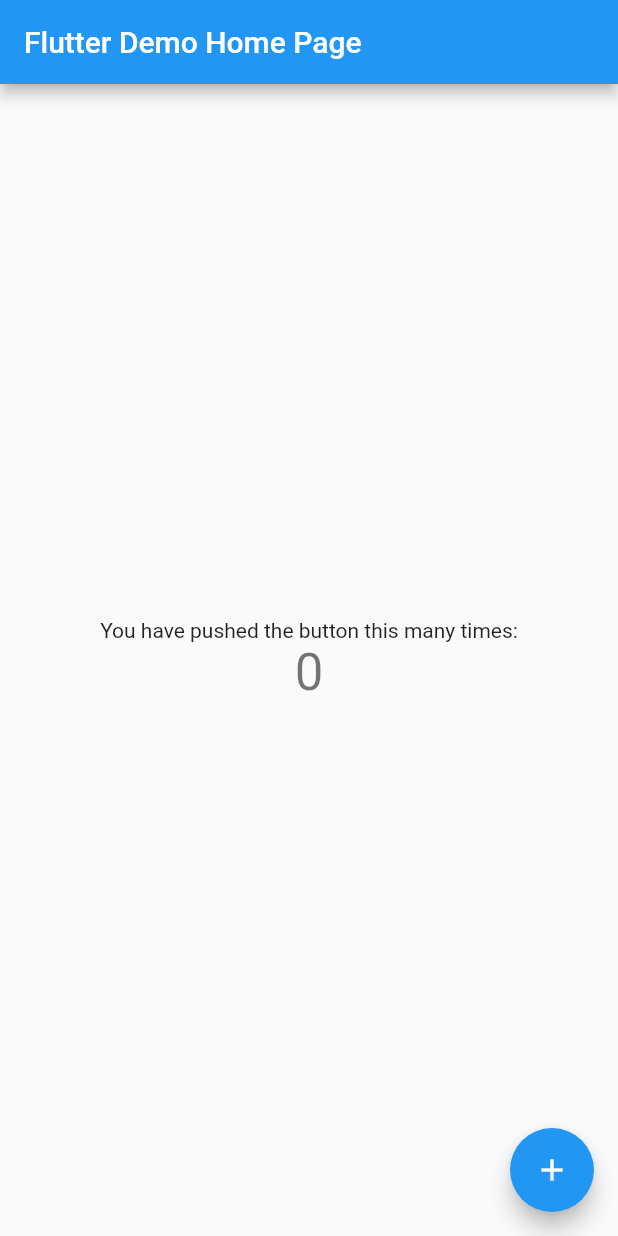
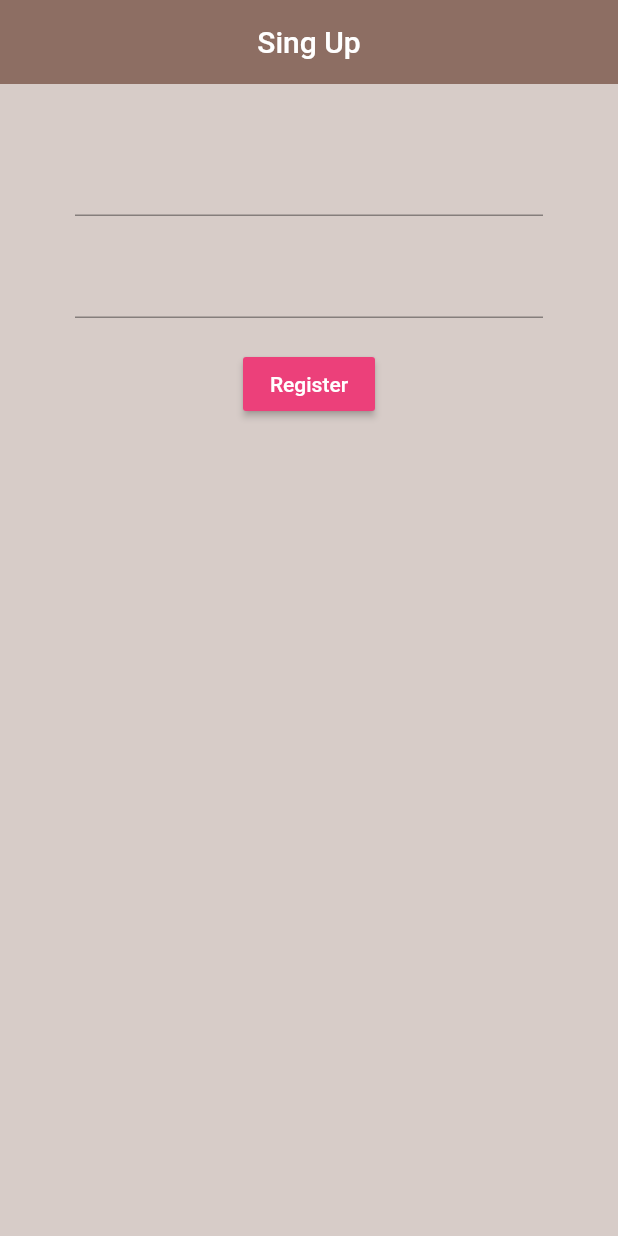
Before and after one commit to Kobietakoala/flluter_tutorial, a Flutter app: the screen it shows after launch, on a phone screen of 412 x 824 dp. Run offline on Flutter 3.47's test engine with Material 2 defaults, Android fonts, the phone set to English and light mode, and no system bars; our stand-ins replace firebase_auth, flutter_spinkit; accounts and stored records are empty.

Commit message:
switch screen on log in, sign in and register screens

```diff
--- a/brew_crew/lib/main.dart
+++ b/brew_crew/lib/main.dart
@@ -1,4 +1,8 @@
+import 'package:brew_crew/models/user.dart';
+import 'package:brew_crew/screens/wrapper.dart';
+import 'package:brew_crew/services/auth.dart';
 import 'package:flutter/material.dart';
+import 'package:provider/provider.dart';
 
 void main() {
   runApp(MyApp());
@@ -8,106 +12,11 @@ class MyApp extends StatelessWidget {
   // This widget is the root of your application.
   @override
   Widget build(BuildContext context) {
-    return MaterialApp(
-      title: 'Flutter Demo',
-      theme: ThemeData(
-        // This is the theme of your application.
-        //
-        // Try running your application with "flutter run". You'll see the
-        // application has a blue toolbar. Then, without quitting the app, try
-        // changing the primarySwatch below to Colors.green and then invoke
-        // "hot reload" (press "r" in the console where you ran "flutter run",
-        // or simply save your changes to "hot reload" in a Flutter IDE).
-        // Notice that the counter didn't reset back to zero; the application
-        // is not restarted.
-        primarySwatch: Colors.blue,
+    return StreamProvider<User>.value(
+      value: AuthService().user,
+      child: MaterialApp(
+        home: Wrapper(),
       ),
-      home: MyHomePage(title: 'Flutter Demo Home Page'),
     );
   }
 }
-
-class MyHomePage extends StatefulWidget {
-  MyHomePage({Key key, this.title}) : super(key: key);
-
-  // This widget is the home page of your application. It is stateful, meaning
-  // that it has a State object (defined below) that contains fields that affect
-  // how it looks.
-
-  // This class is the configuration for the state. It holds the values (in this
-  // case the title) provided by the parent (in this case the App widget) and
-  // used by the build method of the State. Fields in a Widget subclass are
-  // always marked "final".
-
-  final String title;
-
-  @override
-  _MyHomePageState createState() => _MyHomePageState();
-}
-
-class _MyHomePageState extends State<MyHomePage> {
-  int _counter = 0;
-
-  void _incrementCounter() {
-    setState(() {
-      // This call to setState tells the Flutter framework that something has
-      // changed in this State, which causes it to rerun the build method below
-      // so that the display can reflect the updated values. If we changed
-      // _counter without calling setState(), then the build method would not be
-      // called again, and so nothing would appear to happen.
-      _counter++;
-    });
-  }
-
-  @override
-  Widget build(BuildContext context) {
-    // This method is rerun every time setState is called, for instance as done
-    // by the _incrementCounter method above.
-    //
-    // The Flutter framework has been optimized to make rerunning build methods
-    // fast, so that you can just rebuild anything that needs updating rather
-    // than having to individually change instances of widgets.
-    return Scaffold(
-      appBar: AppBar(
-        // Here we take the value from the MyHomePage object that was created by
-        // the App.build method, and use it to set our appbar title.
-        title: Text(widget.title),
-      ),
-      body: Center(
-        // Center is a layout widget. It takes a single child and positions it
-        // in the middle of the parent.
-        child: Column(
-          // Column is also a layout widget. It takes a list of children and
-          // arranges them vertically. By default, it sizes itself to fit its
-          // children horizontally, and tries to be as tall as its parent.
-          //
-          // Invoke "debug painting" (press "p" in the console, choose the
-          // "Toggle Debug Paint" action from the Flutter Inspector in Android
-          // Studio, or the "Toggle Debug Paint" command in Visual Studio Code)
-          // to see the wireframe for each widget.
-          //
-          // Column has various properties to control how it sizes itself and
-          // how it positions its children. Here we use mainAxisAlignment to
-          // center the children vertically; the main axis here is the vertical
-          // axis because Columns are vertical (the cross axis would be
-          // horizontal).
-          mainAxisAlignment: MainAxisAlignment.center,
-          children: <Widget>[
-            Text(
-              'You have pushed the button this many times:',
-            ),
-            Text(
-              '$_counter',
-              style: Theme.of(context).textTheme.headline4,
-            ),
-          ],
-        ),
-      ),
-      floatingActionButton: FloatingActionButton(
-        onPressed: _incrementCounter,
-        tooltip: 'Increment',
-        child: Icon(Icons.add),
-      ), // This trailing comma makes auto-formatting nicer for build methods.
-    );
-  }
-}
--- /dev/null
+++ b/brew_crew/lib/models/user.dart
@@ -0,0 +1,7 @@
+class User{
+  final String uid;
+
+  User({this.uid});
+
+
+}
--- /dev/null
+++ b/brew_crew/lib/screens/authenticate/authenticate.dart
@@ -0,0 +1,17 @@
+import 'package:brew_crew/screens/authenticate/register.dart';
+import 'package:brew_crew/screens/authenticate/sign_in.dart';
+import 'package:flutter/material.dart';
+
+class Authenticate extends StatefulWidget {
+  @override
+  _AuthenticateState createState() => _AuthenticateState();
+}
+
+class _AuthenticateState extends State<Authenticate> {
+  @override
+  Widget build(BuildContext context) {
+    return Container(
+      child: Register(),
+    );
+  }
+}
--- /dev/null
+++ b/brew_crew/lib/screens/authenticate/register.dart
@@ -0,0 +1,68 @@
+import 'package:brew_crew/services/auth.dart';
+import 'package:flutter/material.dart';
+
+
+class Register extends StatefulWidget {
+  @override
+  _RegisterState createState() => _RegisterState();
+}
+
+class _RegisterState extends State<Register> {
+
+  final AuthService _auth = AuthService();
+
+  // text field state
+  String email = '';
+  String password = '';
+
+  @override
+  Widget build(BuildContext context) {
+    return Scaffold(
+      backgroundColor: Colors.brown[100],
+      appBar: AppBar(
+        title: Text('Sing Up'),
+        backgroundColor: Colors.brown[400],
+        elevation: 0.0,
+        centerTitle: true,
+      ),
+      body: Container(
+        child: Padding(
+          padding: EdgeInsets.symmetric(vertical: 20.0, horizontal: 50.0),
+          child: Form(
+            child: Column(
+              children: [
+                SizedBox(height: 20.0,),
+                TextFormField(
+                  onChanged: (value) {
+                    setState(() => email = value);
+                  },
+                ),
+                SizedBox(height: 20.0,),
+                TextFormField(
+                  obscureText: true,
+                  onChanged: (value) {
+                    setState(() => password = value);
+                  },
+                ),
+                SizedBox(height: 20.0,),
+                RaisedButton(
+                  color: Colors.pink[400],
+                  child: Text(
+                    "Register",
+                    style: TextStyle(
+                      color: Colors.white,
+                    ),
+                  ),
+                  onPressed: () async {
+                    print(email);
+                    print(password);
+                  },
+                )
+              ],
+            ),
+          ),
+        ),
+      ),
+    );
+  }
+}
--- /dev/null
+++ b/brew_crew/lib/screens/wrapper.dart
@@ -0,0 +1,20 @@
+import 'package:brew_crew/models/user.dart';
+import 'package:brew_crew/screens/authenticate/authenticate.dart';
+import 'package:brew_crew/screens/home/home.dart';
+import 'package:flutter/material.dart';
+import 'package:provider/provider.dart';
+
+class Wrapper extends StatelessWidget {
+  @override
+  Widget build(BuildContext context) {
+
+    final user = Provider.of<User>(context);
+
+    //return home or authenticate widget
+    if(user == null) {
+      return Authenticate();
+    } else {
+      return Home();
+    }
+  }
+}
--- a/brew_crew/pubspec.yaml
+++ b/brew_crew/pubspec.yaml
@@ -25,6 +25,7 @@ dependencies:
     sdk: flutter
   firebase_auth: ^0.14.0+5
   cloud_firestore: ^0.12.9+4
+  provider: ^3.1.0
   # The following adds the Cupertino Icons font to your application.
   # Use with the CupertinoIcons class for iOS style icons.
   cupertino_icons: ^1.0.1
```
Also changed, not shown: brew_crew/lib/screens/authenticate/sign_in.dart (added, +68 -0 lines), brew_crew/lib/screens/home/home.dart (added, +28 -0 lines), brew_crew/lib/services/auth.dart (added, +47 -0 lines), brew_crew/pubspec.lock.
